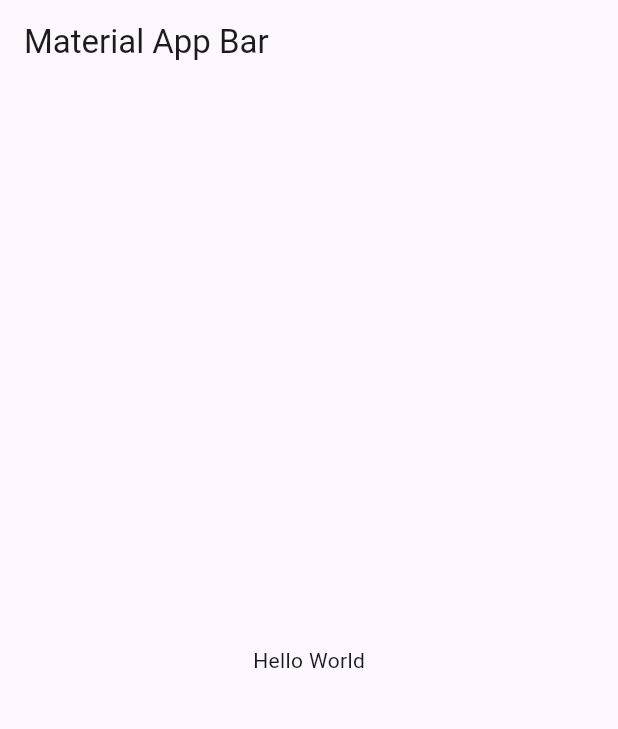
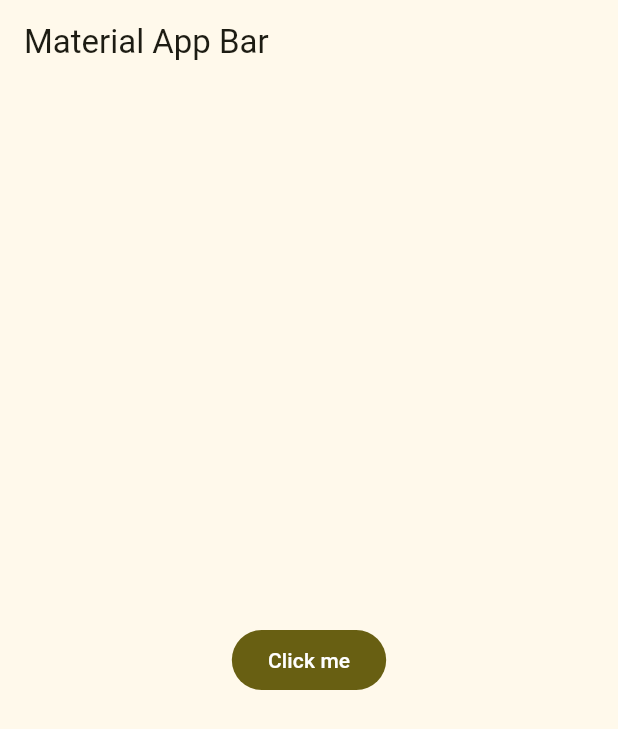
Before and after one commit to LucasMJuarez/chat-app-flutter, a Flutter app: the screen it shows after launch, on a phone screen of 412 x 824 dp. Shown: the top 729 px of the screen. Run offline on Flutter 3.47's test engine with Material 3 defaults, Android fonts, the phone set to English and light mode, and no system bars.

Commit message:
config global theme colors and material 3

```diff
--- /dev/null
+++ b/lib/config/theme/app_theme.dart
@@ -0,0 +1,36 @@
+import 'package:flutter/material.dart';
+
+const Color _customColor = Color(0xFF6200EE);
+
+const List<Color> _colorThemes = [
+  _customColor,
+  Colors.blue,
+  Colors.red,
+  Colors.teal,
+  Colors.green,
+  Colors.yellow,
+  Colors.orange,
+  Colors.purple,
+  Colors.pink,
+];
+
+class AppTheme {
+  final int selectColor;
+
+  AppTheme({this.selectColor = 0})
+    : assert(
+        selectColor >= 0,
+        'Colors must be between 0 and ${_colorThemes.length - 1}',
+      ),
+      assert(
+        selectColor <= _colorThemes.length,
+        'Colors must be between 0 and ${_colorThemes.length - 1}',
+      );
+
+  ThemeData theme() {
+    return ThemeData(
+      useMaterial3: true,
+      colorSchemeSeed: _colorThemes[selectColor],
+    );
+  }
+}
--- a/lib/main.dart
+++ b/lib/main.dart
@@ -1,3 +1,4 @@
+import 'package:chat_app/config/theme/app_theme.dart';
 import 'package:flutter/material.dart';
 
 void main() => runApp(const MyApp());
@@ -8,10 +9,14 @@ class MyApp extends StatelessWidget {
   @override
   Widget build(BuildContext context) {
     return MaterialApp(
-      title: 'Material App',
+      title: 'Chat app',
+      debugShowCheckedModeBanner: false,
+      theme: AppTheme(selectColor: 5).theme(),
       home: Scaffold(
         appBar: AppBar(title: const Text('Material App Bar')),
-        body: const Center(child: Text('Hello World')),
+        body: Center(
+          child: FilledButton(child: Text('Click me'), onPressed: () {}),
+        ),
       ),
     );
   }
```
